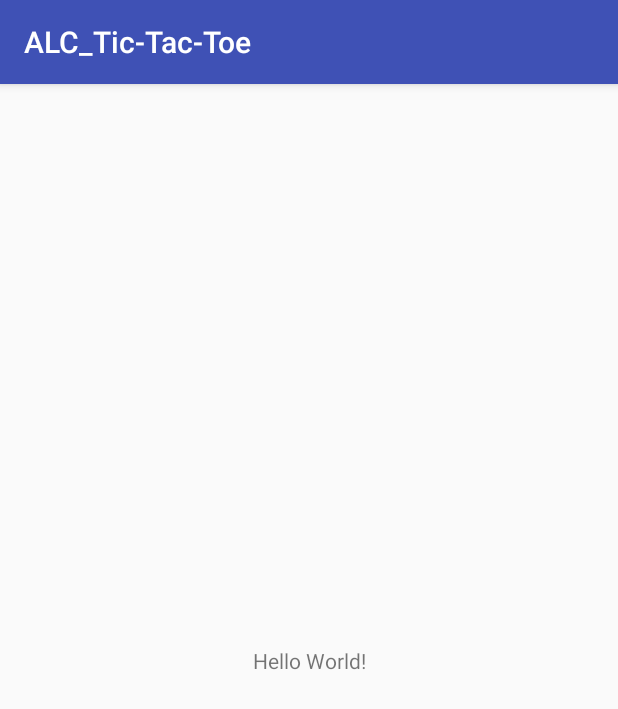
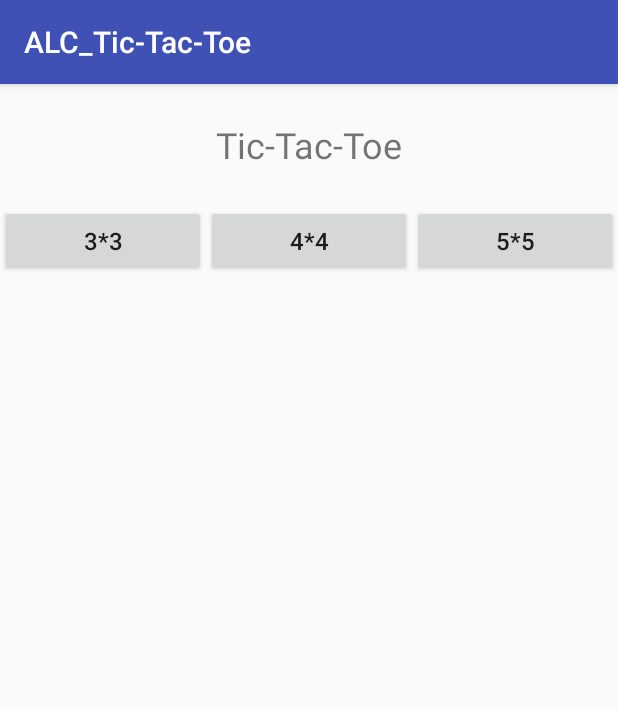
Before and after one commit to sharbel93/Tic-Tac-Toe-ALC-, an Android app: the screen it shows after launch (MainActivity), on a phone screen of 412 x 824 dp. Shown: the top 709 px of the screen. Run offline under Robolectric (Android 15) with nearby library versions, the phone set to English and light mode, and no system bars.

Commit message:
adding fields in main activity class and xml

```diff
--- a/app/src/main/java/com/example/geek_sharbel/alc_tic_tac_toe/MainActivity.java
+++ b/app/src/main/java/com/example/geek_sharbel/alc_tic_tac_toe/MainActivity.java
@@ -1,7 +1,9 @@
 package com.example.geek_sharbel.alc_tic_tac_toe;
 
+import android.content.Intent;
 import android.support.v7.app.AppCompatActivity;
 import android.os.Bundle;
+import android.view.View;
 
 public class MainActivity extends AppCompatActivity {
 
@@ -10,4 +12,25 @@ public class MainActivity extends AppCompatActivity {
         super.onCreate(savedInstanceState);
         setContentView(R.layout.activity_main);
     }
+
+    public void game3(View view) {
+        Intent intent = new Intent(this, ThreeByThreeActivity.class);
+        if(intent.resolveActivity(getPackageManager()) != null){
+            startActivity(intent);
+        }
+    }
+
+    public void game4(View view) {
+        Intent intent = new Intent(this, FourByFourActivity.class);
+        if(intent.resolveActivity(getPackageManager()) != null){
+            startActivity(intent);
+        }
+    }
+
+    public void game5(View view) {
+        Intent intent = new Intent(this, FiveByFiveActivity.class);
+        if(intent.resolveActivity(getPackageManager()) != null){
+            startActivity(intent);
+        }
+    }
 }
--- a/app/src/main/res/layout/activity_main.xml
+++ b/app/src/main/res/layout/activity_main.xml
@@ -6,13 +6,43 @@
     android:layout_height="match_parent"
     tools:context=".MainActivity">
 
-    <TextView
-        android:layout_width="wrap_content"
-        android:layout_height="wrap_content"
-        android:text="Hello World!"
-        app:layout_constraintBottom_toBottomOf="parent"
-        app:layout_constraintLeft_toLeftOf="parent"
-        app:layout_constraintRight_toRightOf="parent"
-        app:layout_constraintTop_toTopOf="parent" />
+   <LinearLayout
+       android:layout_width="match_parent"
+       android:layout_height="match_parent"
+       android:orientation="vertical">
+       <TextView
+           android:layout_width="match_parent"
+           android:layout_height="wrap_content"
+           android:text="Tic-Tac-Toe"
+           android:gravity="center"
+           android:layout_margin="24dp"
+           android:textSize="24sp"/>
+       <LinearLayout
+           android:layout_width="match_parent"
+           android:layout_height="wrap_content"
+           android:orientation="horizontal">
+           <Button
+               android:layout_width="0dp"
+               android:layout_height="wrap_content"
+               android:layout_weight="1"
+               android:text="3*3"
+               android:onClick="game3"
+               android:textSize="16sp"/>
+           <Button
+               android:layout_width="0dp"
+               android:layout_height="wrap_content"
+               android:layout_weight="1"
+               android:onClick="game4"
+               android:text="4*4"
 
+               android:textSize="16sp"/>
+           <Button
+               android:layout_width="0dp"
+               android:layout_height="wrap_content"
+               android:layout_weight="1"
+               android:onClick="game5"
+               android:text="5*5"
+               android:textSize="16sp"/>
+       </LinearLayout>
+   </LinearLayout>
 </android.support.constraint.ConstraintLayout>
```
